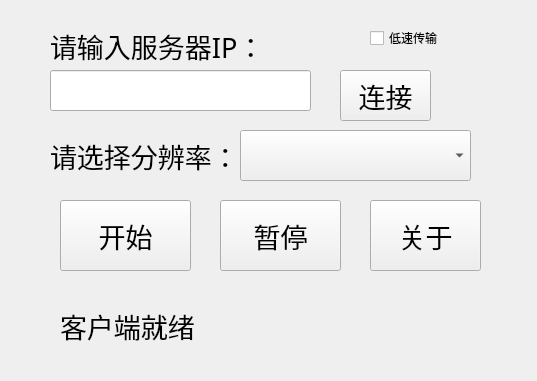
Above: qt_code/v1.5.1/fileClientv1.5.1/fileClient/tcpclientfilesend.ui from xiaoweilai/wireless before the change. Below: the same form after it.
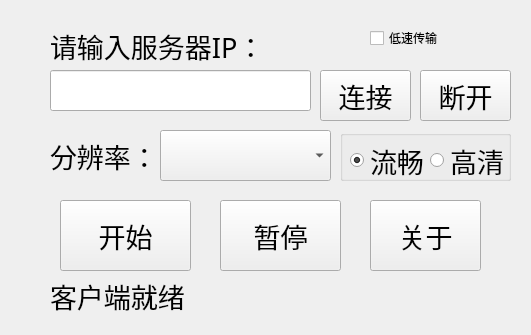
That is the form after the change.

Commit message: 1.4版本 添加断开按钮 添加流畅传输 添加高清传输

What changed in the file:
```diff
--- a/qt_code/v1.5.1/fileClientv1.5.1/fileClient/tcpclientfilesend.ui
+++ b/qt_code/v1.5.1/fileClientv1.5.1/fileClient/tcpclientfilesend.ui
@@ -6,8 +6,8 @@
    <rect>
     <x>0</x>
     <y>0</y>
-    <width>537</width>
-    <height>381</height>
+    <width>531</width>
+    <height>335</height>
    </rect>
   </property>
   <property name="windowTitle">
@@ -55,7 +55,7 @@
    <widget class="QPushButton" name="openButton">
     <property name="geometry">
      <rect>
-      <x>340</x>
+      <x>320</x>
       <y>70</y>
       <width>91</width>
       <height>51</height>
@@ -74,9 +74,9 @@
    <widget class="QLabel" name="clientStatusLabel">
     <property name="geometry">
      <rect>
-      <x>60</x>
-      <y>310</y>
-      <width>371</width>
+      <x>50</x>
+      <y>280</y>
+      <width>441</width>
       <height>31</height>
      </rect>
     </property>
@@ -128,9 +128,9 @@
    <widget class="QComboBox" name="comboBox_grabScreenSize">
     <property name="geometry">
      <rect>
-      <x>240</x>
+      <x>160</x>
       <y>130</y>
-      <width>231</width>
+      <width>171</width>
       <height>51</height>
      </rect>
     </property>
@@ -176,7 +176,7 @@
      </font>
     </property>
     <property name="text">
-     <string>请选择分辨率：</string>
+     <string>分辨率：</string>
     </property>
    </widget>
    <widget class="QCheckBox" name="checkBox_speed">
@@ -192,6 +192,79 @@
      <string>低速传输</string>
     </property>
    </widget>
+   <widget class="QPushButton" name="disconnectButton">
+    <property name="geometry">
+     <rect>
+      <x>420</x>
+      <y>70</y>
+      <width>91</width>
+      <height>51</height>
+     </rect>
+    </property>
+    <property name="font">
+     <font>
+      <family>宋体</family>
+      <pointsize>20</pointsize>
+     </font>
+    </property>
+    <property name="text">
+     <string>断开</string>
+    </property>
+   </widget>
+   <widget class="QGroupBox" name="groupBox">
+    <property name="geometry">
+     <rect>
+      <x>340</x>
+      <y>130</y>
+      <width>171</width>
+      <height>51</height>
+     </rect>
+    </property>
+    <property name="title">
+     <string/>
+    </property>
+    <widget class="QRadioButton" name="radioButton_smooth">
+     <property name="geometry">
+      <rect>
+       <x>10</x>
+       <y>10</y>
+       <width>91</width>
+       <height>41</height>
+      </rect>
+     </property>
+     <property name="font">
+      <font>
+       <family>宋体</family>
+       <pointsize>20</pointsize>
+      </font>
+     </property>
+     <property name="text">
+      <string>流畅</string>
+     </property>
+     <property name="checked">
+      <bool>true</bool>
+     </property>
+    </widget>
+    <widget class="QRadioButton" name="radioButton_highpix">
+     <property name="geometry">
+      <rect>
+       <x>90</x>
+       <y>10</y>
+       <width>81</width>
+       <height>41</height>
+      </rect>
+     </property>
+     <property name="font">
+      <font>
+       <family>宋体</family>
+       <pointsize>20</pointsize>
+      </font>
+     </property>
+     <property name="text">
+      <string>高清</string>
+     </property>
+    </widget>
+   </widget>
   </widget>
  </widget>
  <layoutdefault spacing="6" margin="11"/>
```
The commit also changes 26 other files.
